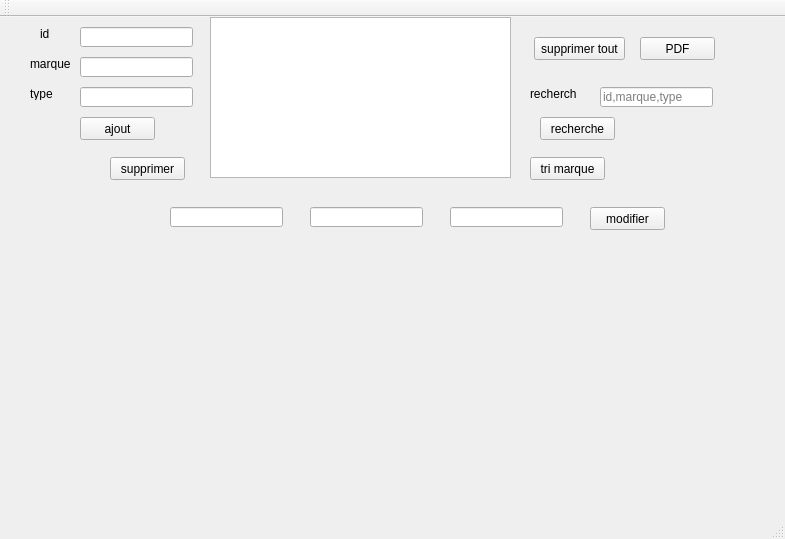
ChihebAroua/Smart_Wedding_Reception_2A2, file mainwindow.ui: the form before one commit.
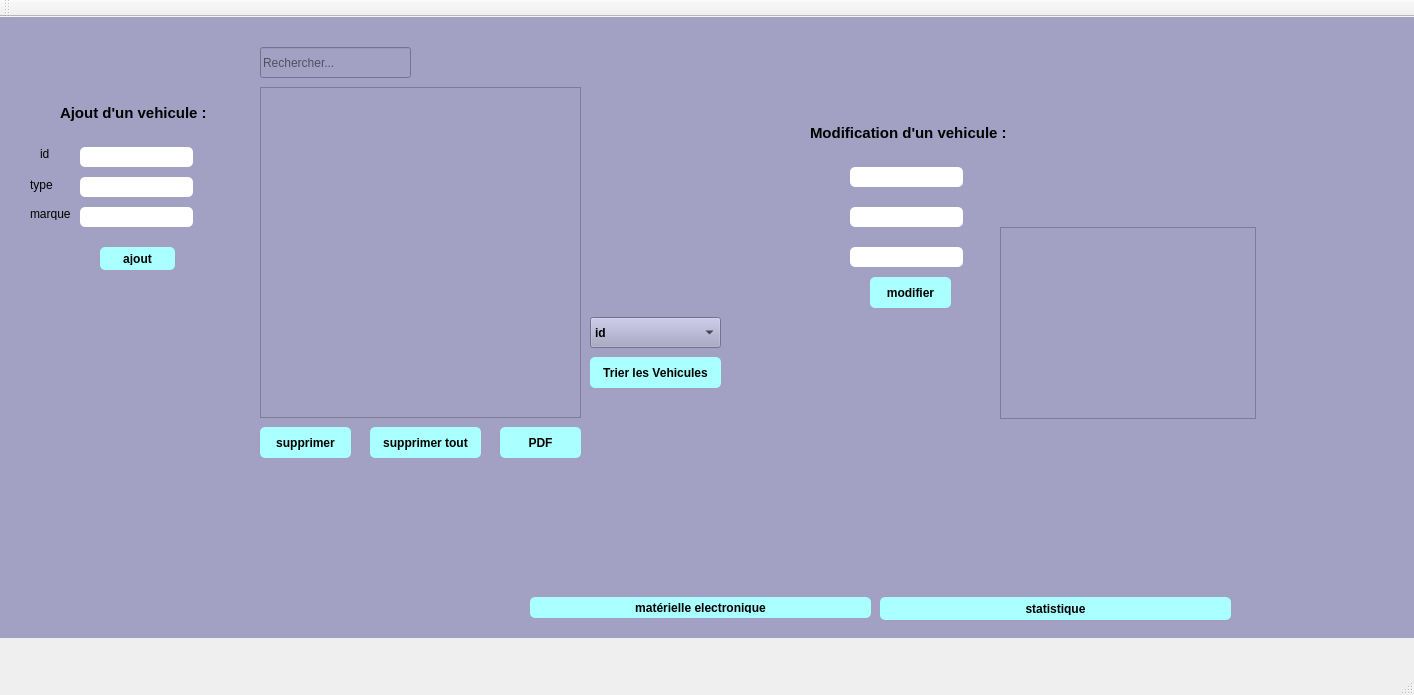
The form after the commit. The open tabs and pages were chosen to show the change. Icons and pictures are not drawn. Custom widgets are drawn as their Qt base class.

```diff
--- a/mainwindow.ui
+++ b/mainwindow.ui
@@ -6,23 +6,33 @@
    <rect>
     <x>0</x>
     <y>0</y>
-    <width>785</width>
-    <height>539</height>
+    <width>1414</width>
+    <height>695</height>
    </rect>
   </property>
   <property name="windowTitle">
    <string>Gestion des Clients</string>
   </property>
   <widget class="QWidget" name="centralWidget">
+   <property name="styleSheet">
+    <string notr="true">background-image:url(file:///C:/Users/Chihab/Desktop/log.png);</string>
+   </property>
    <widget class="QStackedWidget" name="stackedWidget">
     <property name="geometry">
      <rect>
-      <x>20</x>
+      <x>0</x>
       <y>0</y>
-      <width>761</width>
-      <height>511</height>
+      <width>1421</width>
+      <height>621</height>
      </rect>
     </property>
+    <property name="autoFillBackground">
+     <bool>false</bool>
+    </property>
+    <property name="styleSheet">
+     <string notr="true">background-color:rgb(162, 161, 195);
+</string>
+    </property>
     <property name="currentIndex">
      <number>1</number>
     </property>
@@ -30,8 +40,8 @@
      <widget class="QLabel" name="label">
       <property name="geometry">
        <rect>
-        <x>20</x>
-        <y>10</y>
+        <x>40</x>
+        <y>130</y>
         <width>47</width>
         <height>13</height>
        </rect>
@@ -43,8 +53,8 @@
      <widget class="QLabel" name="label_2">
       <property name="geometry">
        <rect>
-        <x>10</x>
-        <y>40</y>
+        <x>30</x>
+        <y>190</y>
         <width>47</width>
         <height>13</height>
        </rect>
@@ -56,10 +66,10 @@
      <widget class="QLabel" name="label_3">
       <property name="geometry">
        <rect>
-        <x>10</x>
-        <y>70</y>
+        <x>30</x>
+        <y>160</y>
         <width>47</width>
-        <height>13</height>
+        <height>16</height>
        </rect>
       </property>
       <property name="text">
@@ -69,42 +79,92 @@
      <widget class="QLineEdit" name="id">
       <property name="geometry">
        <rect>
-        <x>60</x>
-        <y>10</y>
+        <x>80</x>
+        <y>130</y>
         <width>113</width>
         <height>20</height>
        </rect>
       </property>
+      <property name="styleSheet">
+       <string notr="true">QLineEdit {
+padding: 5px;
+border-radius: 5px;
+background-color:rgb(255, 255, 255);
+font-weight: bold;
+}
+QPushButton:hover
+{
+color :white;
+}
+</string>
+      </property>
      </widget>
      <widget class="QLineEdit" name="marque">
       <property name="geometry">
        <rect>
-        <x>60</x>
-        <y>40</y>
+        <x>80</x>
+        <y>190</y>
         <width>113</width>
         <height>20</height>
        </rect>
       </property>
+      <property name="styleSheet">
+       <string notr="true">QLineEdit {
+padding: 5px;
+border-radius: 5px;
+background-color:rgb(255, 255, 255);
+font-weight: bold;
+}
+QPushButton:hover
+{
+color :white;
+}
+
+</string>
+      </property>
      </widget>
      <widget class="QLineEdit" name="type">
       <property name="geometry">
        <rect>
-        <x>60</x>
-        <y>70</y>
+        <x>80</x>
+        <y>160</y>
         <width>113</width>
         <height>20</height>
        </rect>
       </property>
+      <property name="styleSheet">
+       <string notr="true">QLineEdit {
+padding: 5px;
+border-radius: 5px;
+background-color:rgb(255, 255, 255);
+font-weight: bold;
+}
+QPushButton:hover
+{
+color :white;
+}
+</string>
+      </property>
      </widget>
      <widget class="QPushButton" name="ajouter">
       <property name="geometry">
        <rect>
-        <x>60</x>
-        <y>100</y>
+        <x>100</x>
+        <y>230</y>
         <width>75</width>
         <height>23</height>
        </rect>
       </property>
+      <property name="styleSheet">
+       <string notr="true">QPushButton {
+padding: 5px;
+border-radius: 5px;
+background-color:rgb(170, 255, 255);
+font-weight: bold;
+}
+
+</string>
+      </property>
       <property name="text">
        <string>ajout</string>
       </property>
@@ -112,12 +172,21 @@
      <widget class="QPushButton" name="supprimer">
       <property name="geometry">
        <rect>
-        <x>90</x>
-        <y>140</y>
-        <width>75</width>
-        <height>23</height>
+        <x>260</x>
+        <y>410</y>
+        <width>91</width>
+        <height>31</height>
        </rect>
       </property>
+      <property name="styleSheet">
+       <string notr="true">QPushButton {
+padding: 5px;
+border-radius: 5px;
+background-color:rgb(170, 255, 255);
+font-weight: bold;
+}
+</string>
+      </property>
       <property name="text">
        <string>supprimer</string>
       </property>
@@ -125,22 +194,32 @@
      <widget class="QTableView" name="tableView">
       <property name="geometry">
        <rect>
-        <x>190</x>
-        <y>0</y>
-        <width>301</width>
-        <height>161</height>
+        <x>260</x>
+        <y>70</y>
+        <width>321</width>
+        <height>331</height>
        </rect>
       </property>
      </widget>
      <widget class="QPushButton" name="pushButton">
       <property name="geometry">
        <rect>
-        <x>514</x>
-        <y>20</y>
-        <width>91</width>
-        <height>23</height>
+        <x>370</x>
+        <y>410</y>
+        <width>111</width>
+        <height>31</height>
        </rect>
       </property>
+      <property name="styleSheet">
+       <string notr="true">QPushButton {
+padding: 5px;
+border-radius: 5px;
+background-color:rgb(170, 255, 255);
+font-weight: bold;
+}
+
+</string>
+      </property>
       <property name="text">
        <string>supprimer tout</string>
       </property>
@@ -148,67 +227,74 @@
      <widget class="QLineEdit" name="rec">
       <property name="geometry">
        <rect>
-        <x>580</x>
-        <y>70</y>
-        <width>113</width>
-        <height>20</height>
+        <x>260</x>
+        <y>30</y>
+        <width>151</width>
+        <height>31</height>
        </rect>
       </property>
+      <property name="styleSheet">
+       <string notr="true">QLineEdit {
+padding: 5px;
+border-radius: 5px;
+background-color:rgb(255, 255, 255);
+font-weight: bold;
+}
+QPushButton:hover
+{
+color :white;
+}
+border-radius:20px;
+</string>
+      </property>
       <property name="text">
        <string/>
       </property>
       <property name="placeholderText">
-       <string>id,marque,type</string>
-      </property>
-     </widget>
-     <widget class="QLabel" name="label_4">
-      <property name="geometry">
-       <rect>
-        <x>510</x>
-        <y>70</y>
-        <width>47</width>
-        <height>13</height>
-       </rect>
-      </property>
-      <property name="text">
-       <string>recherche</string>
-      </property>
-     </widget>
-     <widget class="QPushButton" name="recherche">
-      <property name="geometry">
-       <rect>
-        <x>520</x>
-        <y>100</y>
-        <width>75</width>
-        <height>23</height>
-       </rect>
-      </property>
-      <property name="text">
-       <string>recherche</string>
+       <string>Rechercher...</string>
       </property>
      </widget>
      <widget class="QPushButton" name="pushButton_2">
       <property name="geometry">
        <rect>
-        <x>510</x>
-        <y>140</y>
-        <width>75</width>
-        <height>23</height>
+        <x>590</x>
+        <y>340</y>
+        <width>131</width>
+        <height>31</height>
        </rect>
       </property>
+      <property name="styleSheet">
+       <string notr="true">QPushButton {
+padding: 5px;
+border-radius: 5px;
+background-color:rgb(170, 255, 255);
+font-weight: bold;
+}
+</string>
+      </property>
       <property name="text">
-       <string>tri marque</string>
+       <string>Trier les Vehicules</string>
       </property>
      </widget>
      <widget class="QPushButton" name="PDf">
       <property name="geometry">
        <rect>
-        <x>620</x>
-        <y>20</y>
-        <width>75</width>
-        <height>23</height>
+        <x>500</x>
+        <y>410</y>
+        <width>81</width>
+        <height>31</height>
        </rect>
       </property>
+      <property name="styleSheet">
+       <string notr="true">QPushButton {
+padding: 5px;
+border-radius: 5px;
+background-color:rgb(170, 255, 255);
+font-weight: bold;
+}
+
+</string>
+      </property>
       <property name="text">
        <string>PDF</string>
       </property>
@@ -216,46 +302,235 @@
      <widget class="QLineEdit" name="id_m">
       <property name="geometry">
        <rect>
-        <x>150</x>
-        <y>190</y>
+        <x>850</x>
+        <y>150</y>
         <width>113</width>
         <height>20</height>
        </rect>
       </property>
+      <property name="styleSheet">
+       <string notr="true">QLineEdit {
+padding: 5px;
+border-radius: 5px;
+background-color:rgb(255, 255, 255);
+font-weight: bold;
+}</string>
+      </property>
      </widget>
      <widget class="QLineEdit" name="marque_m">
       <property name="geometry">
        <rect>
-        <x>290</x>
+        <x>850</x>
         <y>190</y>
         <width>113</width>
         <height>20</height>
        </rect>
       </property>
+      <property name="styleSheet">
+       <string notr="true">QLineEdit {
+padding: 5px;
+border-radius: 5px;
+background-color:rgb(255, 255, 255);
+font-weight: bold;
+}</string>
+      </property>
      </widget>
      <widget class="QLineEdit" name="type_m">
       <property name="geometry">
        <rect>
-        <x>430</x>
-        <y>190</y>
+        <x>850</x>
+        <y>230</y>
         <width>113</width>
         <height>20</height>
        </rect>
       </property>
+      <property name="styleSheet">
+       <string notr="true">QLineEdit {
+padding: 5px;
+border-radius: 5px;
+background-color:rgb(255, 255, 255);
+font-weight: bold;
+}</string>
+      </property>
      </widget>
      <widget class="QPushButton" name="pushButton_3">
       <property name="geometry">
        <rect>
-        <x>570</x>
-        <y>190</y>
-        <width>75</width>
-        <height>23</height>
+        <x>870</x>
+        <y>260</y>
+        <width>81</width>
+        <height>31</height>
        </rect>
       </property>
+      <property name="styleSheet">
+       <string notr="true">QPushButton {
+padding: 5px;
+border-radius: 5px;
+background-color:rgb(170, 255, 255);
+font-weight: bold;
+}
+
+</string>
+      </property>
       <property name="text">
        <string>modifier</string>
       </property>
      </widget>
+     <widget class="QPushButton" name="pushButton_11">
+      <property name="geometry">
+       <rect>
+        <x>530</x>
+        <y>580</y>
+        <width>341</width>
+        <height>21</height>
+       </rect>
+      </property>
+      <property name="styleSheet">
+       <string notr="true">QPushButton {
+padding: 5px;
+border-radius: 5px;
+background-color:rgb(170, 255, 255);
+font-weight: bold;
+}
+
+</string>
+      </property>
+      <property name="text">
+       <string>matérielle electronique</string>
+      </property>
+     </widget>
+     <widget class="QPushButton" name="pushButton_16">
+      <property name="geometry">
+       <rect>
+        <x>880</x>
+        <y>580</y>
+        <width>351</width>
+        <height>23</height>
+       </rect>
+      </property>
+      <property name="styleSheet">
+       <string notr="true">QPushButton {
+padding: 5px;
+border-radius: 5px;
+background-color:rgb(170, 255, 255);
+font-weight: bold;
+}
+</string>
+      </property>
+      <property name="text">
+       <string>statistique</string>
+      </property>
+     </widget>
+     <widget class="QLabel" name="label_13">
+      <property name="geometry">
+       <rect>
+        <x>640</x>
+        <y>270</y>
+        <width>71</width>
+        <height>61</height>
+       </rect>
+      </property>
+      <property name="text">
+       <string/>
+      </property>
+      <property name="pixmap">
+       <pixmap>../Users/Chihab/Desktop/azeaze.jpg</pixmap>
+      </property>
+     </widget>
+     <widget class="QLabel" name="label_15">
+      <property name="geometry">
+       <rect>
+        <x>60</x>
+        <y>80</y>
+        <width>151</width>
+        <height>31</height>
+       </rect>
+      </property>
+      <property name="styleSheet">
+       <string notr="true">font-weight:bold;font-size:15px;</string>
+      </property>
+      <property name="text">
+       <string>Ajout d'un vehicule :</string>
+      </property>
+     </widget>
+     <widget class="QLabel" name="label_16">
+      <property name="geometry">
+       <rect>
+        <x>810</x>
+        <y>100</y>
+        <width>221</width>
+        <height>31</height>
+       </rect>
+      </property>
+      <property name="styleSheet">
+       <string notr="true">font-weight:bold;font-size:15px;</string>
+      </property>
+      <property name="text">
+       <string>Modification d'un vehicule :</string>
+      </property>
+     </widget>
+     <widget class="QComboBox" name="comboBox">
+      <property name="geometry">
+       <rect>
+        <x>590</x>
+        <y>300</y>
+        <width>131</width>
+        <height>31</height>
+       </rect>
+      </property>
+      <property name="styleSheet">
+       <string notr="true">font-weight:bold;</string>
+      </property>
+      <item>
+       <property name="text">
+        <string>id</string>
+       </property>
+      </item>
+      <item>
+       <property name="text">
+        <string>type</string>
+       </property>
+      </item>
+      <item>
+       <property name="text">
+        <string>marque</string>
+       </property>
+      </item>
+     </widget>
+     <widget class="QTextBrowser" name="textveh">
+      <property name="geometry">
+       <rect>
+        <x>1000</x>
+        <y>210</y>
+        <width>256</width>
+        <height>192</height>
+       </rect>
+      </property>
+     </widget>
+     <zorder>label_13</zorder>
+     <zorder>label</zorder>
+     <zorder>label_2</zorder>
+     <zorder>label_3</zorder>
+     <zorder>id</zorder>
+     <zorder>marque</zorder>
+     <zorder>type</zorder>
+     <zorder>ajouter</zorder>
+     <zorder>supprimer</zorder>
+     <zorder>tableView</zorder>
+     <zorder>pushButton</zorder>
+     <zorder>rec</zorder>
+     <zorder>pushButton_2</zorder>
+     <zorder>PDf</zorder>
+     <zorder>id_m</zorder>
+     <zorder>marque_m</zorder>
+     <zorder>type_m</zorder>
+     <zorder>pushButton_3</zorder>
+     <zorder>pushButton_11</zorder>
+     <zorder>pushButton_16</zorder>
+     <zorder>label_15</zorder>
+     <zorder>label_16</zorder>
+     <zorder>comboBox</zorder>
+     <zorder>textveh</zorder>
     </widget>
     <widget class="QWidget" name="page_2">
      <widget class="QTableView" name="tableView_e">
@@ -533,19 +808,6 @@
        <string>Tri </string>
       </property>
      </widget>
-     <widget class="QLabel" name="label_13">
-      <property name="geometry">
-       <rect>
-        <x>530</x>
-        <y>80</y>
-        <width>51</width>
-        <height>16</height>
-       </rect>
-      </property>
-      <property name="text">
-       <string>Recherche</string>
-      </property>
-     </widget>
      <widget class="QLineEdit" name="rec_e">
       <property name="geometry">
        <rect>
@@ -609,6 +871,19 @@
      </widget>
     </widget>
    </widget>
+   <widget class="QLabel" name="label_14">
+    <property name="geometry">
+     <rect>
+      <x>700</x>
+      <y>0</y>
+      <width>47</width>
+      <height>13</height>
+     </rect>
+    </property>
+    <property name="text">
+     <string/>
+    </property>
+   </widget>
   </widget>
   <widget class="QMenuBar" name="menuBar">
    <property name="geometry">
```
Left out of the diff: 376 changed lines with no effect on the pictures.
